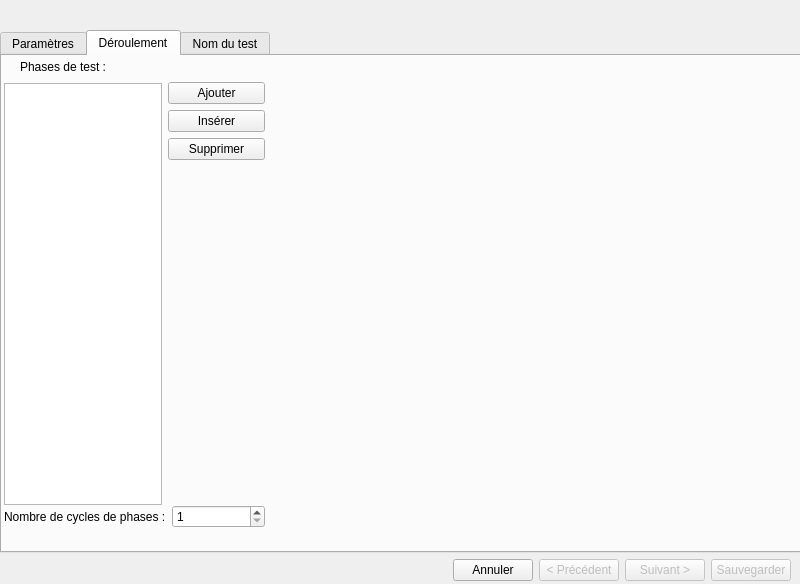
This is creationtest.ui in InformatiqueAtmoNA/tam as Qt 5 draws it before an edit. The edited form follows.
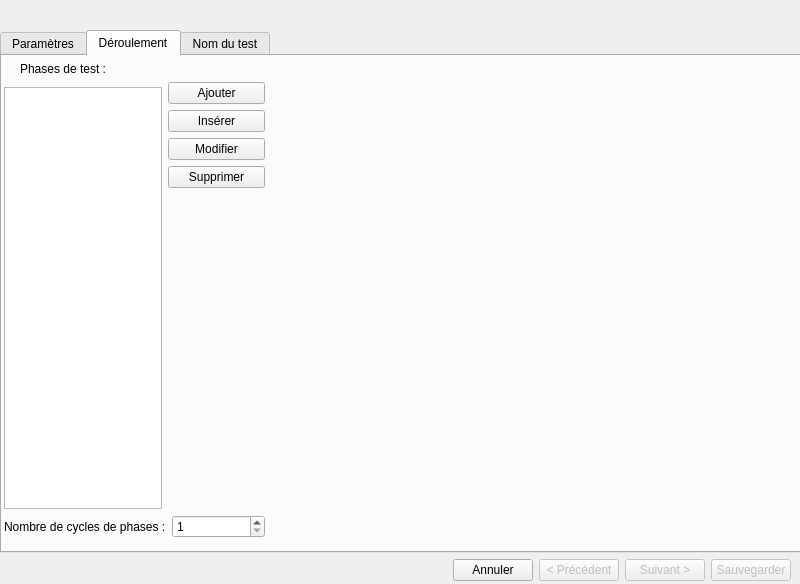
This is the edited form. The open tabs and pages were chosen to show the change.

Patch:
```diff
--- a/creationtest.ui
+++ b/creationtest.ui
@@ -666,7 +666,7 @@
           <x>269</x>
           <y>-1</y>
           <width>521</width>
-          <height>471</height>
+          <height>481</height>
          </rect>
         </property>
         <layout class="QHBoxLayout" name="h_Layout_EditPhase">
@@ -681,7 +681,7 @@
           <x>2</x>
           <y>1</y>
           <width>261</width>
-          <height>471</height>
+          <height>481</height>
          </rect>
         </property>
         <layout class="QVBoxLayout" name="verticalLayout_5">
@@ -801,6 +801,13 @@
                  </property>
                 </widget>
                </item>
+               <item>
+                <widget class="QPushButton" name="button_ModifierPhase">
+                 <property name="text">
+                  <string>Modifier</string>
+                 </property>
+                </widget>
+               </item>
                <item>
                 <widget class="QPushButton" name="button_SupprimerPhase">
                  <property name="text">
```
Left out of the diff: 14 changed lines with no effect on the pictures.
